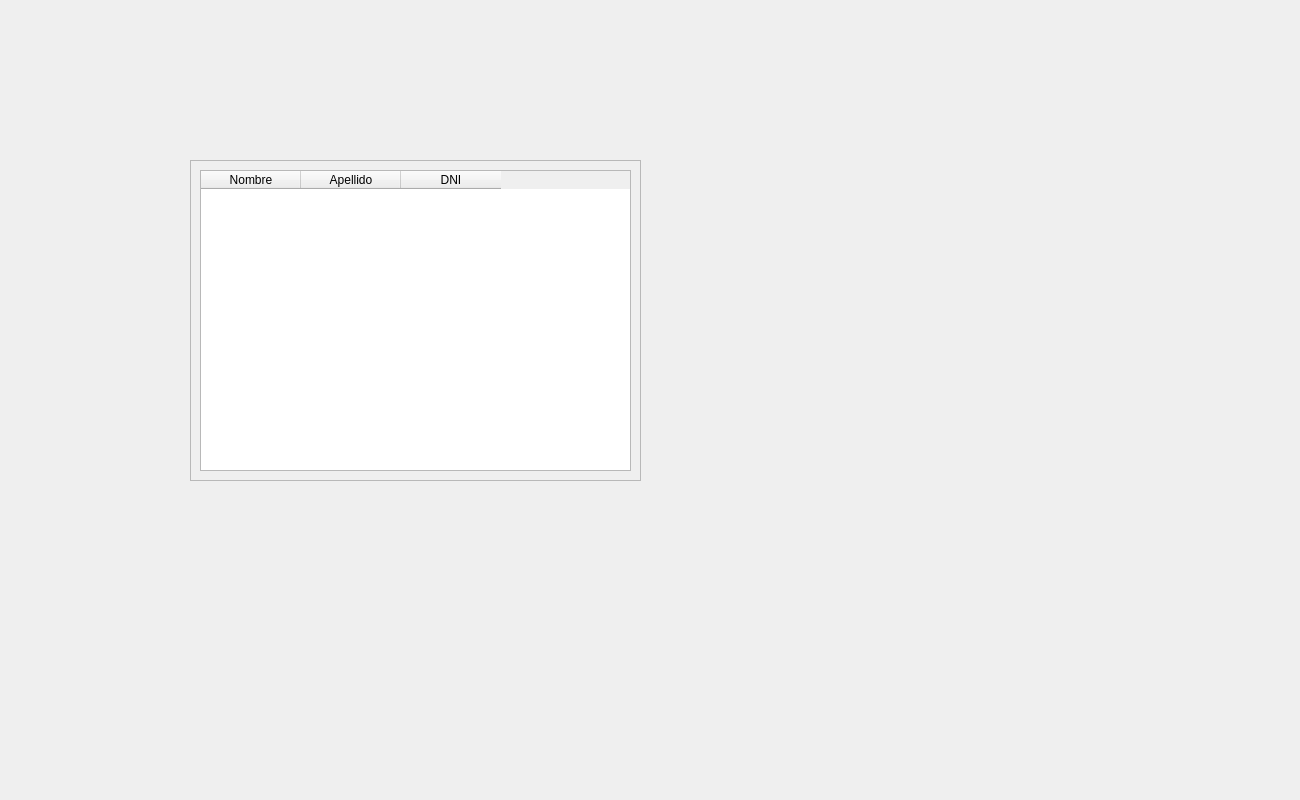
Above: Vista/Busqueda.ui from Dayana223/GRUPO-PACIENTE before the change. Below: the same form after it.
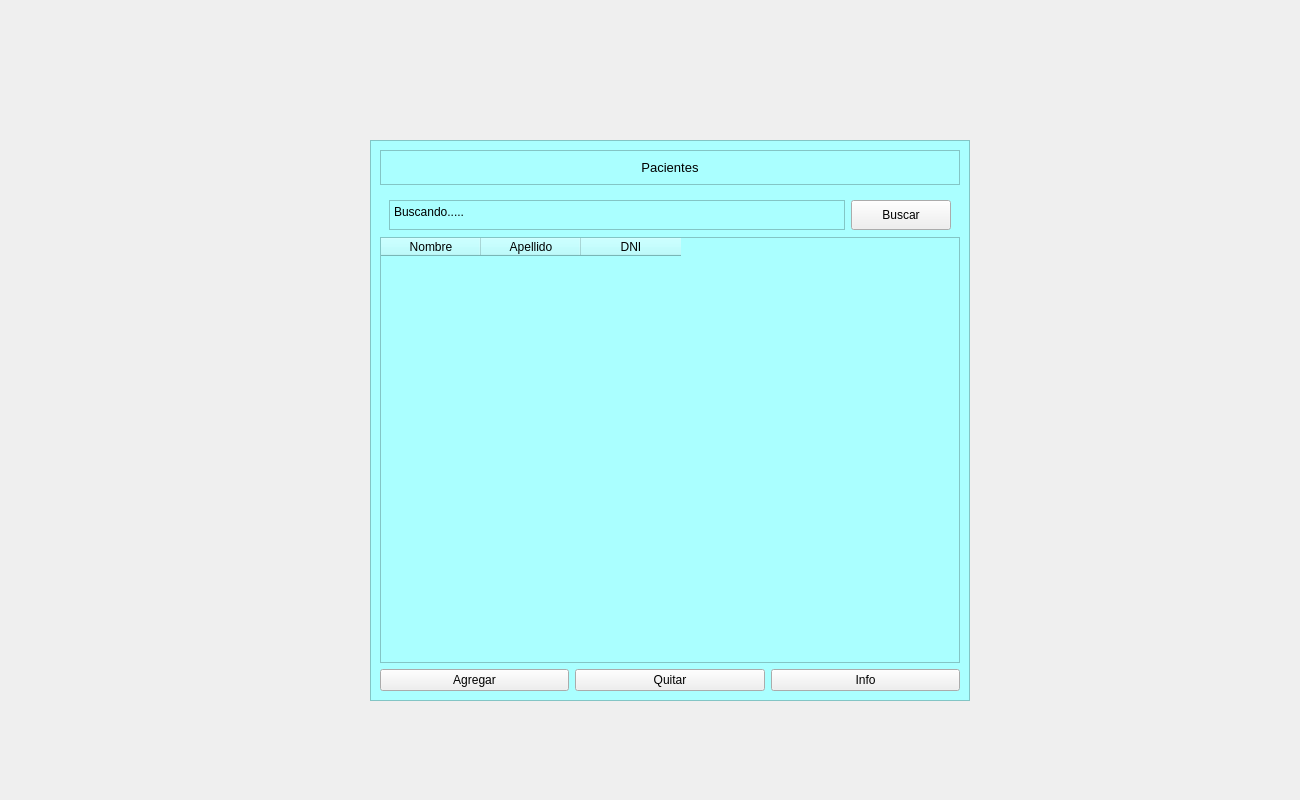
That is the form after the change.

Diff of the .ui file:
```diff
--- a/Vista/Busqueda.ui
+++ b/Vista/Busqueda.ui
@@ -19,18 +19,23 @@
   <widget class="QFrame" name="frame">
    <property name="geometry">
     <rect>
-     <x>190</x>
-     <y>160</y>
-     <width>451</width>
-     <height>321</height>
+     <x>370</x>
+     <y>140</y>
+     <width>600</width>
+     <height>561</height>
     </rect>
    </property>
    <property name="minimumSize">
     <size>
-     <width>311</width>
+     <width>600</width>
      <height>0</height>
     </size>
    </property>
+   <property name="styleSheet">
+    <string notr="true">QFrame{
+background-color:rgb(170, 255, 255);
+}</string>
+   </property>
    <property name="frameShape">
     <enum>QFrame::StyledPanel</enum>
    </property>
@@ -38,6 +43,92 @@
     <enum>QFrame::Raised</enum>
    </property>
    <layout class="QVBoxLayout" name="verticalLayout">
+    <item>
+     <widget class="QFrame" name="frame_2">
+      <property name="layoutDirection">
+       <enum>Qt::RightToLeft</enum>
+      </property>
+      <property name="frameShape">
+       <enum>QFrame::StyledPanel</enum>
+      </property>
+      <property name="frameShadow">
+       <enum>QFrame::Raised</enum>
+      </property>
+      <layout class="QHBoxLayout" name="horizontalLayout_3">
+       <item>
+        <widget class="QLabel" name="label">
+         <property name="font">
+          <font>
+           <pointsize>10</pointsize>
+           <fontweight>Medium</fontweight>
+          </font>
+         </property>
+         <property name="styleSheet">
+          <string notr="true">QLabel{
+}</string>
+         </property>
+         <property name="text">
+          <string>Pacientes</string>
+         </property>
+         <property name="alignment">
+          <set>Qt::AlignCenter</set>
+         </property>
+        </widget>
+       </item>
+      </layout>
+     </widget>
+    </item>
+    <item>
+     <widget class="QFrame" name="horizontalFrame">
+      <property name="minimumSize">
+       <size>
+        <width>400</width>
+        <height>0</height>
+       </size>
+      </property>
+      <property name="maximumSize">
+       <size>
+        <width>16777215</width>
+        <height>40</height>
+       </size>
+      </property>
+      <layout class="QHBoxLayout" name="horizontalLayout">
+       <item>
+        <widget class="QTextEdit" name="textEdit">
+         <property name="minimumSize">
+          <size>
+           <width>300</width>
+           <height>30</height>
+          </size>
+         </property>
+         <property name="html">
+          <string>&lt;!DOCTYPE HTML PUBLIC &quot;-//W3C//DTD HTML 4.0//EN&quot; &quot;http://www.w3.org/TR/REC-html40/strict.dtd&quot;&gt;
+&lt;html&gt;&lt;head&gt;&lt;meta name=&quot;qrichtext&quot; content=&quot;1&quot; /&gt;&lt;meta charset=&quot;utf-8&quot; /&gt;&lt;style type=&quot;text/css&quot;&gt;
+p, li { white-space: pre-wrap; }
+hr { height: 1px; border-width: 0; }
+li.unchecked::marker { content: &quot;\2610&quot;; }
+li.checked::marker { content: &quot;\2612&quot;; }
+&lt;/style&gt;&lt;/head&gt;&lt;body style=&quot; font-family:'Segoe UI'; font-size:9pt; font-weight:400; font-style:normal;&quot;&gt;
+&lt;p style=&quot; margin-top:0px; margin-bottom:0px; margin-left:0px; margin-right:0px; -qt-block-indent:0; text-indent:0px;&quot;&gt;Buscando.....&lt;/p&gt;&lt;/body&gt;&lt;/html&gt;</string>
+         </property>
+        </widget>
+       </item>
+       <item>
+        <widget class="QPushButton" name="pushButton">
+         <property name="minimumSize">
+          <size>
+           <width>100</width>
+           <height>30</height>
+          </size>
+         </property>
+         <property name="text">
+          <string>Buscar</string>
+         </property>
+        </widget>
+       </item>
+      </layout>
+     </widget>
+    </item>
     <item>
      <widget class="QTableWidget" name="table_1">
       <property name="minimumSize">
@@ -46,6 +137,11 @@
         <height>0</height>
        </size>
       </property>
+      <property name="styleSheet">
+       <string notr="true">QTableWidget{
+background-color:rgb(170, 255, 255);
+}</string>
+      </property>
       <column>
        <property name="text">
         <string>Nombre</string>
@@ -55,6 +151,13 @@
          <bold>false</bold>
         </font>
        </property>
+       <property name="background">
+        <color>
+         <red>85</red>
+         <green>255</green>
+         <blue>255</blue>
+        </color>
+       </property>
       </column>
       <column>
        <property name="text">
@@ -68,6 +171,31 @@
       </column>
      </widget>
     </item>
+    <item>
+     <layout class="QHBoxLayout" name="horizontalLayout_2">
+      <item>
+       <widget class="QPushButton" name="pushButton_4">
+        <property name="text">
+         <string>Agregar</string>
+        </property>
+       </widget>
+      </item>
+      <item>
+       <widget class="QPushButton" name="pushButton_3">
+        <property name="text">
+         <string>Quitar</string>
+        </property>
+       </widget>
+      </item>
+      <item>
+       <widget class="QPushButton" name="pushButton_2">
+        <property name="text">
+         <string>Info</string>
+        </property>
+       </widget>
+      </item>
+     </layout>
+    </item>
    </layout>
   </widget>
  </widget>
```
